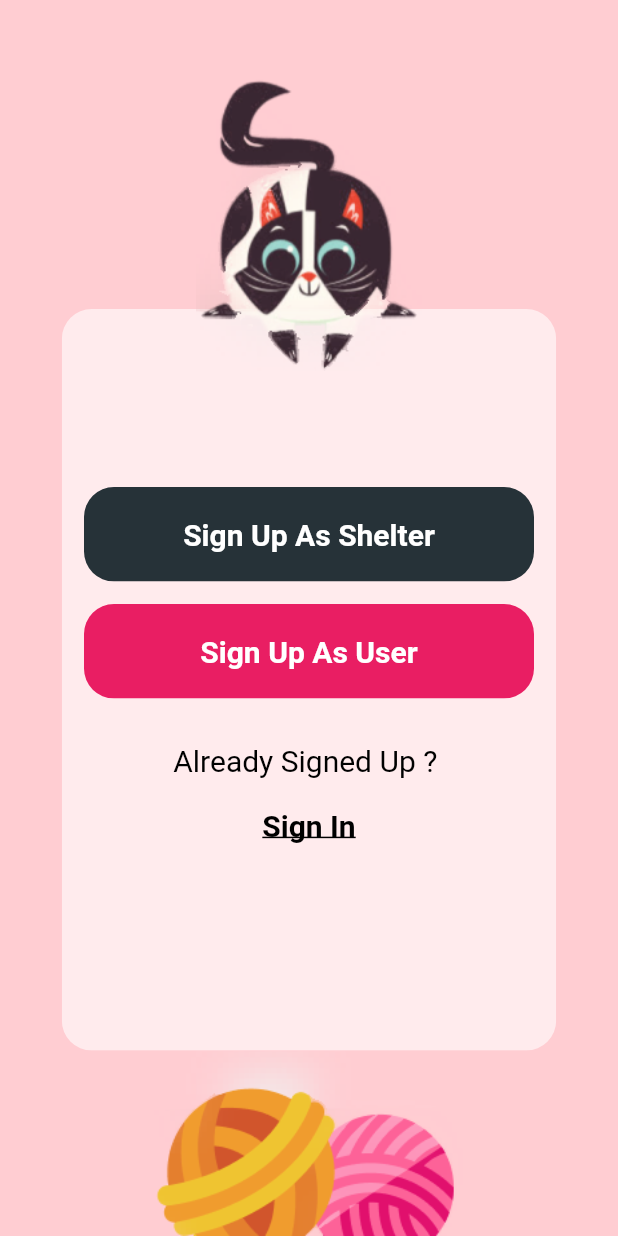
After one commit to asma22-tech/paws-flutter-app, a Flutter app: the Start screen opened by its route, on a phone screen of 412 x 824 dp. The commit adds this screen. Run offline on Flutter 3.47's test engine with Material 2 defaults, Android fonts, the light colour scheme and no system bars; our stand-ins replace buttons_tabbar, curved_navigation_bar, firebase_auth, firebase_core, font_awesome_flutter; accounts and stored records are empty.

Commit message:
feat: UserAuthentication

```diff
--- /dev/null
+++ b/lib/Start.dart
@@ -0,0 +1,162 @@
+import 'package:flutter/material.dart';
+
+class Start extends StatefulWidget {
+  @override
+  _StartState createState() => _StartState();
+}
+
+class _StartState extends State<Start>
+{
+
+  navigateToLogin()async{
+    Navigator.pushReplacementNamed(context, "Login");
+  }
+
+   navigateToRegister()async{
+
+    Navigator.pushReplacementNamed(context, "SignUp");
+  }
+  @override
+  Widget build(BuildContext context)
+  {
+    return Scaffold
+    (
+      backgroundColor: Colors.red[100],
+
+      body: Container(
+        child: Column(
+          children: <Widget>[
+
+            SizedBox(height: MediaQuery.of(context).size.height * 0.05),
+            Stack(
+              alignment: Alignment.topCenter,
+              children:<Widget>
+              [
+                Padding
+                (
+                  padding: EdgeInsets.only(top: MediaQuery.of(context).size.height * 0.20),
+                  child: Container
+                  (
+
+                    child: Row
+                    (
+                      mainAxisAlignment: MainAxisAlignment.center,
+                      children: <Widget>[
+                        ClipRRect(
+                          borderRadius: BorderRadius.all(
+                            Radius.circular(20),
+                          ),
+                          child: Container(
+                            height: MediaQuery.of(context).size.height * 0.6,
+                            width: MediaQuery.of(context).size.width * 0.8,
+                            decoration: BoxDecoration(
+                              color: Colors.white.withOpacity(0.6),
+
+                            ),
+                            child: Column(
+                              mainAxisAlignment: MainAxisAlignment.center,
+                              crossAxisAlignment: CrossAxisAlignment.center,
+                              children: <Widget>[
+                                Container
+                                (
+                                  width: 300,
+                                  child: ClipRRect
+                                  (
+                                    borderRadius: BorderRadius.circular(20),
+                                    child: FlatButton
+                                    (
+                                      padding: EdgeInsets.symmetric(vertical: 20, horizontal: 40),
+                                      color: Colors.blueGrey[900],
+                                      onPressed: (){},
+                                      child: Text
+                                      ('Sign Up As Shelter',style: TextStyle
+                                      (
+                                        fontSize: 20,
+                                        fontWeight: FontWeight.bold,
+                                        color: Colors.white,
+                                      ),
+                                      )
+                                    ),
+                                  ),
+                                ),
+                                SizedBox(height: 15.0),
+                                Container
+                                (
+                                  width: 300,
+                                  child: ClipRRect
+                                  (
+                                    borderRadius: BorderRadius.circular(20),
+                                    child: FlatButton
+                                    (
+                                      padding: EdgeInsets.symmetric(vertical: 20, horizontal: 40),
+                                      color: Colors.pink,
+                                      onPressed: navigateToRegister,
+                                      child: Text
+                                      ('Sign Up As User',style: TextStyle
+                                      (
+                                        fontSize: 20,
+                                        fontWeight: FontWeight.bold,
+                                        color: Colors.white,
+                                      ),
+                                      )
+                                    ),
+                                  ),
+                                ),
+                                SizedBox(height: 30.0),
+                                Text('Already Signed Up ? ',style: TextStyle(color:Colors.black, fontSize: 20,),),
+                                Container
+                                (
+
+                                  child: ClipRRect
+                                  (
+                                    borderRadius: BorderRadius.circular(29),
+                                    child: FlatButton
+                                    (
+                                      padding: EdgeInsets.symmetric(vertical: 20, horizontal: 40),
+                                      onPressed: navigateToLogin,
+                                      child: Text('Sign In',style: TextStyle(
+                                        fontSize: 20,
+                                        fontWeight: FontWeight.bold,
+                                        color: Colors.black,
+                                        decoration: TextDecoration.underline
+                                                                  ),
+                                                )
+                                    ),
+                                  ),
+                                ),
+                              ],
+                            ),
+                          ),
+                        ),
+                      ],
+
+                    ),
+                  ),
+                ),
+                Container
+                (
+                  height: MediaQuery.of(context).size.height * 0.25,
+
+                  child: Image(image: AssetImage("assets/images/StartCat.png"),
+                  fit: BoxFit.contain,
+                            ),
+                ),
+
+              ]
+            ),
+
+            Container
+            (
+              height: MediaQuery.of(context).size.height * 0.15,
+
+              child: Image(image: AssetImage("assets/images/wool.png"),
+
+                            ),
+            ),
+          ],
+        ),
+      ),
+
+    );
+  }
+}
--- a/lib/onboarding.dart
+++ b/lib/onboarding.dart
@@ -1,4 +1,4 @@
-import 'package:Paws/home.dart';
+import 'package:Paws/Start.dart';
 import 'package:flutter/material.dart';
 import 'package:flutter/services.dart';
 import 'package:Paws/style.dart';
@@ -207,7 +207,7 @@ class _OnboardingScreenState extends State<OnboardingScreen> {
                   Navigator.push(
                     context,
                     MaterialPageRoute(
-                      builder: (context) => (HomeScreen()),
+                      builder: (context) => (Start()),
                     ),
                   );
                 },
```
Also changed, not shown: lib/Login.dart (added, +219 -0 lines), lib/SignUp.dart (added, +149 -0 lines), lib/home.dart (+29 -0 lines), lib/main.dart (+22 -5 lines), pubspec.yaml (+8 -0 lines), assets/images/Paws.png (added), assets/images/SignInDog.png (added), assets/images/SignUpCat.png (added), assets/images/StartCat.png (added), assets/images/wool.png (added), pubspec.lock, 6 other files.
